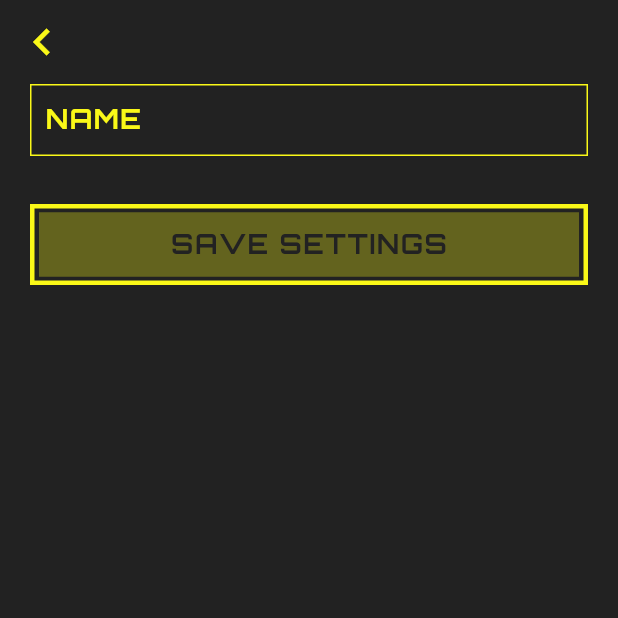
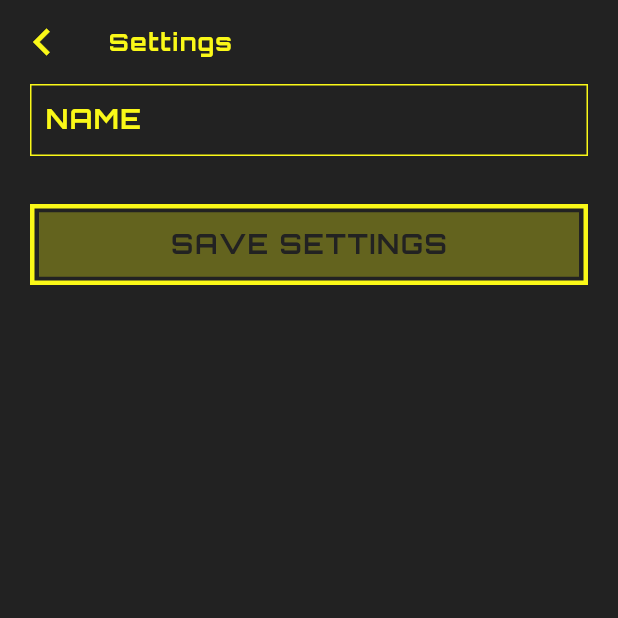
Before and after one commit to scarnett/defender, a Flutter app: the DeviceSettingsPage screen opened directly, on a phone screen of 412 x 824 dp, the top half of it. Run offline on Flutter 3.47's test engine with Material 2 defaults, Android fonts, the phone set to English and light mode, and no system bars; our stand-ins replace bloc, cloud_firestore, equatable, firebase_auth, firebase_core, flutter_bloc and 5 more; missing offline and left inert: flow_builder, mobile_scanner; accounts and stored records are empty; generated files the repository leaves out were written again.

Commit message:
initial qr updates; wip

```diff
--- a/lib/app/app_theme.dart
+++ b/lib/app/app_theme.dart
@@ -46,7 +46,7 @@ ThemeData appThemeData = ThemeData(
   fontFamily: AppTheme.fontFamily,
   appBarTheme: AppBarTheme(
     backgroundColor: AppTheme.backgroundColor,
-    centerTitle: true,
+    centerTitle: false,
     elevation: 0.0,
     iconTheme: IconThemeData(
       color: AppTheme.primaryColor,
--- a/lib/devices/api/model/device.dart
+++ b/lib/devices/api/model/device.dart
@@ -11,19 +11,19 @@ part 'device.g.dart';
 @JsonSerializable()
 class Device extends Equatable {
   final String id;
-  final String name;
-  final String description;
-  final String cameraPreview;
+  final String? name;
+  final String? description;
+  final String? cameraPreview;
 
   @TimestampConverter()
-  final DateTime lastUpdated;
+  final DateTime? lastUpdated;
 
   Device({
     String? id,
-    required this.name,
-    this.description = '',
-    this.cameraPreview = '',
-    required this.lastUpdated,
+    this.name,
+    this.description,
+    this.cameraPreview,
+    this.lastUpdated,
   })  : assert(
           id == null || id.isNotEmpty,
           'id can not be null and should not be empty',
@@ -68,7 +68,7 @@ class Device extends Equatable {
   }
 
   @override
-  List<Object> get props => [
+  List<Object?> get props => [
         id,
         name,
         description,
--- a/lib/devices/cubit/cubit.dart
+++ b/lib/devices/cubit/cubit.dart
@@ -1 +1,2 @@
+export 'device_create_cubit.dart';
 export 'device_settings_cubit.dart';
--- a/lib/devices/extensions/extensions.dart
+++ b/lib/devices/extensions/extensions.dart
@@ -1 +1,2 @@
+export 'device_qr_code_extension.dart';
 export 'device_status_extension.dart';
--- a/lib/devices/forms/device_settings_form.dart
+++ b/lib/devices/forms/device_settings_form.dart
@@ -1,7 +1,6 @@
 import 'package:defender/app/utils/app_snackbar_utils.dart';
 import 'package:defender/devices/cubit/cubit.dart';
-import 'package:defender/devices/widgets/device_name_field.dart';
-import 'package:defender/devices/widgets/device_settings_button.dart';
+import 'package:defender/devices/widgets/widgets.dart';
 import 'package:flutter/material.dart';
 import 'package:flutter_bloc/flutter_bloc.dart';
 import 'package:flutter_gen/gen_l10n/app_localizations.dart';
--- /dev/null
+++ b/lib/devices/utils/utils.dart
@@ -0,0 +1 @@
+export 'device_qr_utils.dart';
--- a/lib/devices/views/device_settings_view.dart
+++ b/lib/devices/views/device_settings_view.dart
@@ -3,6 +3,7 @@ import 'package:defender/devices/cubit/device_settings_cubit.dart';
 import 'package:defender/devices/forms/forms.dart';
 import 'package:flutter/material.dart';
 import 'package:flutter_bloc/flutter_bloc.dart';
+import 'package:flutter_gen/gen_l10n/app_localizations.dart';
 
 class DeviceSettingsPage extends StatelessWidget {
   static Route route() => MaterialPageRoute<void>(
@@ -24,6 +25,7 @@ class DeviceSettingsPage extends StatelessWidget {
         ) =>
             Scaffold(
           appBar: AppBar(
+            title: Text(AppLocalizations.of(context)!.deviceSettings),
             leading: app_widgets.BackButton(
               onPressedCallback: () => context.read<DeviceSettingsCubit>().clearDevice(),
             ),
--- a/lib/devices/views/views.dart
+++ b/lib/devices/views/views.dart
@@ -1 +1,2 @@
+export 'device_create_view.dart';
 export 'device_settings_view.dart';
--- a/lib/devices/widgets/device_list_tile.dart
+++ b/lib/devices/widgets/device_list_tile.dart
@@ -37,7 +37,7 @@ class DeviceListTile extends StatelessWidget {
                       vertical: 10.0,
                     ),
                     child: Text(
-                      device.name.toUpperCase(),
+                      device.name!.toUpperCase(),
                       style: Theme.of(context).textTheme.titleSmall!.copyWith(letterSpacing: 1.0),
                       maxLines: 1,
                       overflow: TextOverflow.ellipsis,
--- a/lib/devices/widgets/widgets.dart
+++ b/lib/devices/widgets/widgets.dart
@@ -1,2 +1,5 @@
 export 'device_list_tile.dart';
+export 'device_name_field.dart';
+export 'device_qr_scanner.dart';
+export 'device_settings_button.dart';
 export 'devices_list.dart';
--- a/pubspec.yaml
+++ b/pubspec.yaml
@@ -27,8 +27,9 @@ dependencies:
   google_sign_in: '^5.3.0'
   hydrated_bloc: '^8.1.0'
   intl: '^0.17.0'
-  json_annotation: '^4.4.0'
+  json_annotation: '^4.5.0'
   meta: '^1.3.0'
+  mobile_scanner: '^2.0.0'
   package_info_plus: '^1.4.2'
   path_provider: '^2.0.9'
   permission_handler: '^9.2.0'
```
Also changed, not shown: lib/app/widgets/app_drawer.dart (+13 -0 lines), lib/devices/cubit/device_create_cubit.dart (added, +28 -0 lines), lib/devices/cubit/device_create_state.dart (added, +21 -0 lines), lib/devices/extensions/device_qr_code_extension.dart (added, +16 -0 lines), lib/devices/utils/device_qr_utils.dart (added, +34 -0 lines), lib/devices/views/device_create_view.dart (added, +24 -0 lines), lib/devices/widgets/device_qr_scanner.dart (added, +67 -0 lines), lib/l10n/app_en.arb (+12 -0 lines), lib/devices/api/model/device.g.dart, pubspec.lock, 2 other files.
